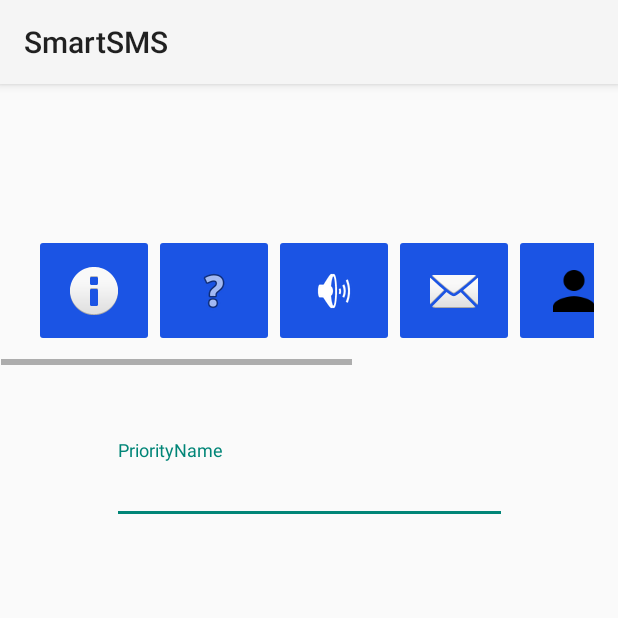
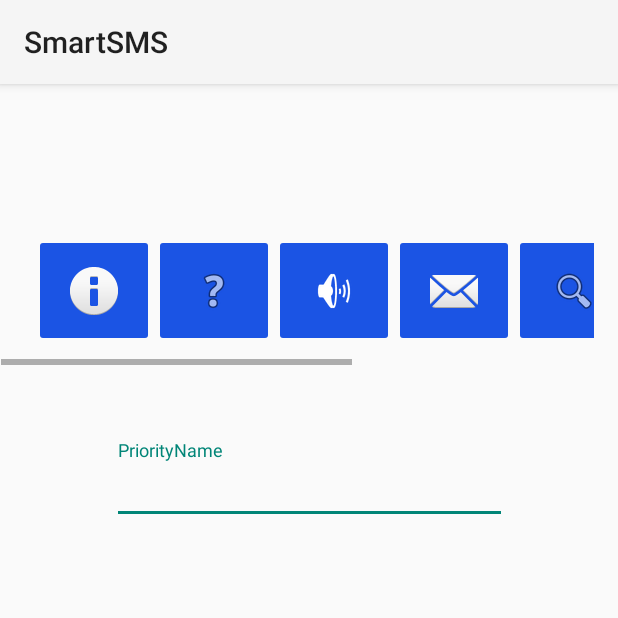
Before and after one commit to nokia-wroclaw/innovativeproject-smart-sms, an Android app: the screen it shows after launch (PriorityActivity), in the options menu, after a tap on "Priority management", on a phone screen of 412 x 824 dp, the top half of it. Run offline under Robolectric (Android 15) with nearby library versions, the phone set to English and light mode, and no system bars.

Commit message:
Wyświetlanie obrazków przy zasadzie

```diff
--- a/SmartSms/app/src/main/java/com/example/smartsms/MainActivity.java
+++ b/SmartSms/app/src/main/java/com/example/smartsms/MainActivity.java
@@ -42,7 +42,7 @@ public class MainActivity extends AppCompatActivity implements MessageListener,
         recyclerView.setHasFixedSize(true);
         RecyclerView.LayoutManager layoutManager = new LinearLayoutManager(this);
         recyclerView.setLayoutManager(layoutManager);
-        adapter = new RecyclerViewAdapter(dataToView);
+        adapter = new RecyclerViewAdapter(this, dataToView);
         recyclerView.setAdapter(adapter);
 
         ItemTouchHelper.SimpleCallback itemTouchHelperCallback = new RecyclerItemTouchHelper(0, ItemTouchHelper.LEFT, this);
@@ -55,7 +55,7 @@ public class MainActivity extends AppCompatActivity implements MessageListener,
         SmsReceiver.bindListener(this);
         //test DataBase
 
-        sqldb.deleteRule("zasada7");
+        /*sqldb.deleteRule("zasada7");
         sqldb.deletePriority("tak");
         sqldb.deletePriority("praca");
         sqldb.deleteRule("kot");
@@ -70,9 +70,9 @@ public class MainActivity extends AppCompatActivity implements MessageListener,
         sqldb.addPriority(priority);
         rule= new Rule("zasada7","stop","892189124",priority);
         sqldb.addRule(rule);
-        rule= new Rule("zasada","stop","123456789",priority);
+        rule= new Rule("tom","stop","793337518",priority);
         sqldb.addRule(rule);
-        rule= new Rule("cos","stop","987654321",priority);
+        rule= new Rule("info","stop","119119",priority);
         sqldb.addRule(rule);
         rule = sqldb.getRule("kot");
         sqldb.addRule(rule);
@@ -81,7 +81,7 @@ public class MainActivity extends AppCompatActivity implements MessageListener,
         sqldb.deleteRule("zasada7");
         sqldb.deletePriority("tak");
         sqldb.deletePriority("praca");
-        sqldb.deleteRule("kot");
+        sqldb.deleteRule("kot");*/
     }
 
     @Override
--- a/SmartSms/app/src/main/java/com/example/smartsms/SmsReceiver.java
+++ b/SmartSms/app/src/main/java/com/example/smartsms/SmsReceiver.java
@@ -3,6 +3,9 @@ package com.example.smartsms;
 import android.content.BroadcastReceiver;
 import android.content.Context;
 import android.content.Intent;
+import android.media.MediaPlayer;
+import android.net.Uri;
+import android.os.Build;
 import android.os.Bundle;
 import android.telephony.SmsMessage;
 import android.util.Log;
@@ -37,7 +40,6 @@ public class SmsReceiver extends BroadcastReceiver {
                 String address = smsMessage.getOriginatingAddress();
                 for(Rule r : rules){
                     if(r.phoneNumber.equals(address)){
-
                         mListener.messageReceived(r);
                     }
 
--- a/SmartSms/app/src/main/res/layout/priority_main.xml
+++ b/SmartSms/app/src/main/res/layout/priority_main.xml
@@ -110,8 +110,8 @@
                 android:contentDescription="@android:string/untitled"
                 android:onClick="onClick"
                 android:padding="6dp"
-                android:tag="@mipmap/ic_person"
-                app:srcCompat="@mipmap/ic_person" />
+                android:tag="@android:drawable/ic_menu_search"
+                app:srcCompat="@android:drawable/ic_menu_search" />
 
             <ImageButton
                 android:id="@+id/imageButton6"
```
Also changed, not shown: SmartSms/app/src/main/java/com/example/smartsms/RecyclerViewAdapter.java (+28 -3 lines).
